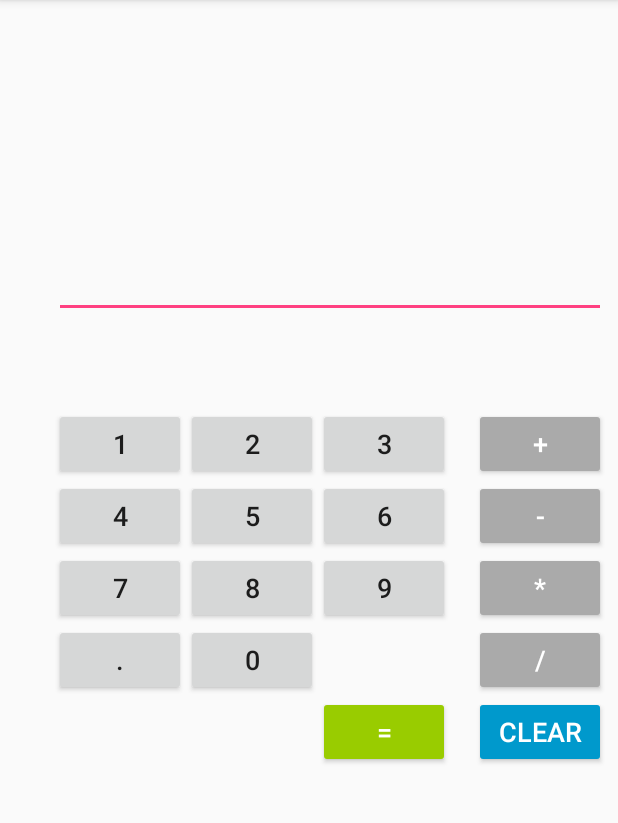
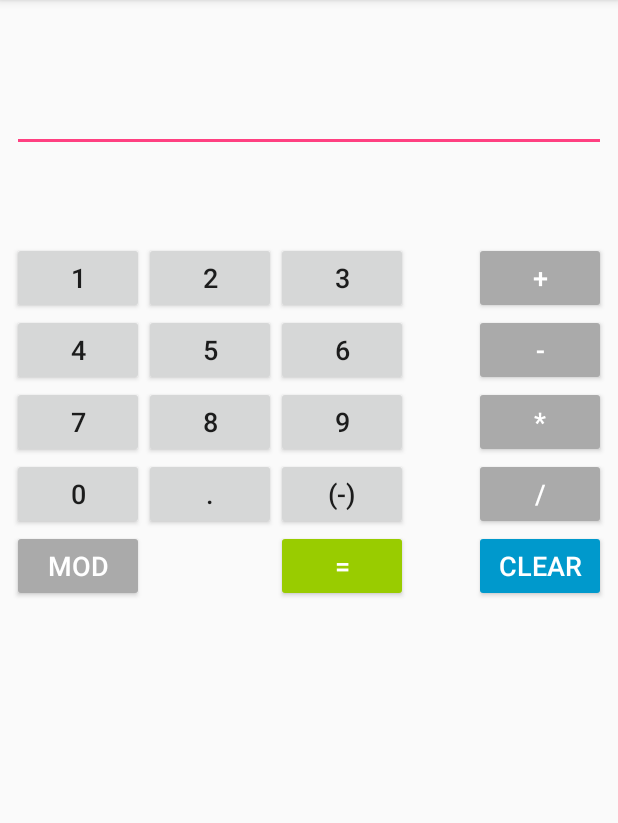
Before and after one commit to Master-Chaos/2018-09-24_Calculator, an Android app: the screen it shows after launch (MainActivity), on a phone screen of 412 x 824 dp, the part 84-907 px from its top. Run offline under Robolectric (Android 15) with nearby library versions, the phone set to English and light mode, and no system bars.

Commit message:
Version 1.1
- display calculation
- add function mod
- add function (-)

Note: ToDo fix negative modulo and negative sign bugs

```diff
--- a/app/src/main/java/at/ac/fhstp/calculator/MainActivity.java
+++ b/app/src/main/java/at/ac/fhstp/calculator/MainActivity.java
@@ -1,12 +1,16 @@
 package at.ac.fhstp.calculator;
+
 import android.support.v7.app.AppCompatActivity;
 import android.os.Bundle;
 import android.util.Log;
 import android.view.View;
 import android.widget.Button;
 import android.widget.EditText;
+import android.widget.TextView;
+
 public class MainActivity extends AppCompatActivity {
     private final static String TAG = "MainActivity";
+
     //CREATE ALL BUTTONS OBJECTS FOR USER OPERATIONS
     Button btn_0;
     Button btn_1;
@@ -25,8 +29,13 @@ public class MainActivity extends AppCompatActivity {
     Button btn_calc;
     Button btn_dec;
     Button btn_clear;
+    Button btn_mod;
+    Button btn_sign;
+
     //CREATE OBJECTS EDIT TEXT
     EditText ed1;
+    TextView textView1; //TEXTVIEW FOR DISPLAY CALCULATION
+
     //CREATE FLOAT OBJECTS FOR STORE DIGITS
     float flo_value1;
     float flo_value2;
@@ -36,11 +45,15 @@ public class MainActivity extends AppCompatActivity {
     boolean bool_subtract;
     boolean bool_multiplication;
     boolean bool_division;
+    boolean bool_mod;
+
     @Override
     protected void onCreate(Bundle savedInstanceState) {
         super.onCreate(savedInstanceState);  //CREATE APP INSTANT
         setContentView(R.layout.activity_main);
+
         Log.i(TAG, "onCreate()"); //OUTPUT MESSAGE TO LOGCAT FOR LOG IT - LOGLEVELTYPE: i = INFO
+
         //FETCH ALL VALUES FROM DESIGN AND ASSIGN IT TO THE CREATED OBJECTS
         btn_0 = findViewById(R.id.btn_0);
         btn_1 = findViewById(R.id.btn_1);
@@ -59,7 +72,11 @@ public class MainActivity extends AppCompatActivity {
         btn_dec = findViewById(R.id.btn_dec);
         btn_calc = findViewById(R.id.btn_calc);
         btn_clear = findViewById(R.id.btn_clear);
+        btn_mod = findViewById(R.id.btn_mod);
+        btn_sign = findViewById(R.id.btn_sign);
         ed1 = findViewById(R.id.edText1);
+        textView1 = findViewById(R.id.textView);
+
         //CHANGE VALUE OF EDITTEXT BY PRESSING THE BUTTON
         btn_0.setOnClickListener(new View.OnClickListener() { //CREATE A ONCLICKLISTENER FOR BUTTON 0
             @Override
@@ -67,137 +84,191 @@ public class MainActivity extends AppCompatActivity {
                 ed1.setText(ed1.getText()+"0"); //ADD A DIGIT TO NUMBER; AT STARTVALUE IS NULL AND THEN ADD 0
             }
         });
+
         btn_1.setOnClickListener(new View.OnClickListener() { //CREATE A ONCLICKLISTENER FOR BUTTON 1
             @Override
             public void onClick(View v) { //FUNCTION FOR PRESSING BUTTON 1
                 ed1.setText(ed1.getText()+"1"); //ADD A DIGIT TO NUMBER; AT STARTVALUE IS NULL AND THEN ADD 1
             }
         });
+
         btn_2.setOnClickListener(new View.OnClickListener() { //CREATE A ONCLICKLISTENER FOR BUTTON 2
             @Override
             public void onClick(View v) { //FUNCTION FOR PRESSING BUTTON 2
                 ed1.setText(ed1.getText()+"2"); //ADD A DIGIT TO NUMBER; AT STARTVALUE IS NULL AND THEN ADD 2
             }
         });
+
         btn_3.setOnClickListener(new View.OnClickListener() { //CREATE A ONCLICKLISTENER FOR BUTTON 3
             @Override
             public void onClick(View v) { //FUNCTION FOR PRESSING BUTTON 3
                 ed1.setText(ed1.getText()+"3"); //ADD A DIGIT TO NUMBER; AT STARTVALUE IS NULL AND THEN ADD 3
             }
         });
+
         btn_4.setOnClickListener(new View.OnClickListener() { //CREATE A ONCLICKLISTENER FOR BUTTON 4
             @Override
             public void onClick(View v) { //FUNCTION FOR PRESSING BUTTON 4
                 ed1.setText(ed1.getText()+"4"); //ADD A DIGIT TO NUMBER; AT STARTVALUE IS NULL AND THEN ADD 4
             }
         });
+
         btn_5.setOnClickListener(new View.OnClickListener() { //CREATE A ONCLICKLISTENER FOR BUTTON 5
             @Override
             public void onClick(View v) { //FUNCTION FOR PRESSING BUTTON 5
                 ed1.setText(ed1.getText()+"5"); //ADD A DIGIT TO NUMBER; AT STARTVALUE IS NULL AND THEN ADD 5
             }
         });
+
         btn_6.setOnClickListener(new View.OnClickListener() { //CREATE A ONCLICKLISTENER FOR BUTTON 6
             @Override
             public void onClick(View v) { //FUNCTION FOR PRESSING BUTTON 6
                 ed1.setText(ed1.getText()+"6"); //ADD A DIGIT TO NUMBER; AT STARTVALUE IS NULL AND THEN ADD 6
             }
         });
+
         btn_7.setOnClickListener(new View.OnClickListener() { //CREATE A ONCLICKLISTENER FOR BUTTON 7
             @Override
             public void onClick(View v) { //FUNCTION FOR PRESSING BUTTON 7
                 ed1.setText(ed1.getText()+"7"); //ADD A DIGIT TO NUMBER; AT STARTVALUE IS NULL AND THEN ADD 7
             }
         });
+
         btn_8.setOnClickListener(new View.OnClickListener() { //CREATE A ONCLICKLISTENER FOR BUTTON 8
             @Override
             public void onClick(View v) { //FUNCTION FOR PRESSING BUTTON 8
                 ed1.setText(ed1.getText()+"8"); //ADD A DIGIT TO NUMBER; AT STARTVALUE IS NULL AND THEN ADD 8
             }
         });
+
         btn_9.setOnClickListener(new View.OnClickListener() { //CREATE A ONCLICKLISTENER FOR BUTTON 9
             @Override
             public void onClick(View v) { //FUNCTION FOR PRESSING BUTTON 9
                 ed1.setText(ed1.getText()+"9"); //ADD A DIGIT TO NUMBER; AT STARTVALUE IS NULL AND THEN ADD 9
             }
         });
+
         btn_dec.setOnClickListener(new View.OnClickListener() { //CREATE A ONCLICKLISTENER FOR BUTTON .
             @Override
             public void onClick(View v) { //FUNCTION FOR PRESSING BUTTON .
                 ed1.setText(ed1.getText()+"."); //ADD A DIGIT TO NUMBER; AT STARTVALUE IS NULL AND THEN ADD .
             }
         });
+
+        btn_sign.setOnClickListener(new View.OnClickListener() { //CREATE A ONCLICKLISTENER FOR BUTTON (-)
+            @Override
+            public void onClick(View v) { //FUNCTION FOR PRESSING BUTTON (-)
+                ed1.setText(ed1.getText()+"-"); //ADD A DIGIT TO NUMBER; AT STARTVALUE IS NULL AND THEN ADD (-)
+            }
+        });
+
         //CREATE FUNTIONAL BUTTONS
         btn_add.setOnClickListener(new View.OnClickListener() { //CREATE A ONCLICKLISTENER FOR BUTTON +
             @Override
             public void onClick(View v) {
                 flo_value1 = Float.parseFloat(ed1.getText() + ""); //SAVE FIRST NUMBER TO VARIABLE
+                textView1.setText(flo_value1 + " + "); //DISPLAY CALCULATION
                 bool_addition = true ; //SET ADDITION TO TRUE; BECAUSE THE ADDITION BUTTON WAS PRESSED
                 ed1.setText(null); //CLEAR EDITTEXT FOR READ IN THE SECOND NUMBER
             }
         });
+
         btn_sub.setOnClickListener(new View.OnClickListener() { //CREATE A ONCLICKLISTENER FOR BUTTON -
             @Override
             public void onClick(View v) {
                 flo_value1 = Float.parseFloat(ed1.getText() + ""); //SAVE FIRST NUMBER TO VARIABLE
+                textView1.setText(flo_value1 + " - "); //DISPLAY CALCULATION
                 bool_subtract = true ; //SET SUBTRACTION TO TRUE; BECAUSE THE SUBTRACTION BUTTON WAS PRESSED
                 ed1.setText(null); //CLEAR EDITTEXT FOR READ IN THE SECOND NUMBER
             }
         });
+
         btn_mul.setOnClickListener(new View.OnClickListener() { //CREATE A ONCLICKLISTENER FOR BUTTON *
             @Override
             public void onClick(View v) {
                 flo_value1 = Float.parseFloat(ed1.getText() + ""); //SAVE FIRST NUMBER TO VARIABLE
+                textView1.setText(flo_value1 + " * "); //DISPLAY CALCULATION
                 bool_multiplication = true ; //SET MULTIPLICATION TO TRUE; BECAUSE THE MULTIPLICATION BUTTON WAS PRESSED
                 ed1.setText(null); //CLEAR EDITTEXT FOR READ IN THE SECOND NUMBER
             }
         });
+
         btn_div.setOnClickListener(new View.OnClickListener() { //CREATE A ONCLICKLISTENER FOR BUTTON /
             @Override
             public void onClick(View v) {
                 flo_value1 = Float.parseFloat(ed1.getText() + ""); //SAVE FIRST NUMBER TO VARIABLE
+                textView1.setText(flo_value1 + " / "); //DISPLAY CALCULATION
                 bool_division = true ; //SET DIVISION TO TRUE; BECAUSE THE DIVISION BUTTON WAS PRESSED
                 ed1.setText(null); //CLEAR EDITTEXT FOR READ IN THE SECOND NUMBER
             }
         });
+
+        btn_mod.setOnClickListener(new View.OnClickListener() { //CREATE A ONCLICKLISTENER FOR BUTTON MOD
+            @Override
+            public void onClick(View v) {
+                flo_value1 = Float.parseFloat(ed1.getText() + ""); //SAVE FIRST NUMBER TO VARIABLE
+                textView1.setText(flo_value1 + " MOD "); //DISPLAY CALCULATION
+                bool_mod = true ; //SET MODULO TO TRUE; BECAUSE THE MODULO BUTTON WAS PRESSED
+                ed1.setText(null); //CLEAR EDITTEXT FOR READ IN THE SECOND NUMBER
+            }
+        });
+
         //CALCULATING THE FUNCTIONALITY OF THE CALCULATOR
         btn_calc.setOnClickListener(new View.OnClickListener() { //CREATE A ONCLICKLISTENER FOR BUTTON =
             @Override
             public void onClick(View v) {
                 flo_value2 = Float.parseFloat(ed1.getText() + "");  //SAVE FIRST SECOND TO VARIABLE
+
                 if (bool_addition == true){ //CHECK IF ADDITION BUTTON WAS PRESSED
+                    textView1.setText(flo_value1 + " + " + flo_value2 + " = "); //DISPLAY CALCULATION
                     ed1.setText(flo_value1 + flo_value2 +""); //DO ADDITION OPERATION OF FIRST NUMBER AND SECOND NUMBER
                     bool_addition = false;
                 }
+
                 if (bool_subtract == true){ //CHECK IF SUBTRACTION BUTTON WAS PRESSED
+                    textView1.setText(flo_value1 + " - " + flo_value2 + " = "); //DISPLAY CALCULATION
                     ed1.setText(flo_value1 - flo_value2 +""); //DO SUBTRACTION OPERATION OF FIRST NUMBER AND SECOND NUMBER
                     bool_subtract = false;
                 }
+
                 if (bool_multiplication == true){ //CHECK IF MULTIPLICATION BUTTON WAS PRESSED
+                    textView1.setText(flo_value1 + " * " + flo_value2 + " = "); //DISPLAY CALCULATION
                     ed1.setText(flo_value1 * flo_value2 +""); //DO MULTIPLICATION OPERATION OF FIRST NUMBER AND SECOND NUMBER
                     bool_multiplication = false;
                 }
+
                 if (bool_division == true){ //CHECK IF DIVISION BUTTON WAS PRESSED
+                    textView1.setText(flo_value1 + " / " + flo_value2 + " = "); //DISPLAY CALCULATION
                     ed1.setText(flo_value1 / flo_value2 +""); //DO DIVISION OPERATION OF FIRST NUMBER AND SECOND NUMBER
                     bool_division = false;
                 }
+
+                if (bool_mod == true){ //CHECK IF MODULO BUTTON WAS PRESSED
+                    textView1.setText(flo_value1 + " / " + flo_value2 + " = "); //DISPLAY CALCULATION
+                    ed1.setText(flo_value1 % flo_value2 +""); //DO MODULO OPERATION OF FIRST NUMBER AND SECOND NUMBER
+                    bool_mod = false;
+                }
             }
         });
+
         //FUNCTION FOR CLEAR
         btn_clear.setOnClickListener(new View.OnClickListener() { //CREATE A ONCLICKLISTENER FOR BUTTON CLEAR
             @Override
             public void onClick(View v) {
+                textView1.setText(""); //CLEAR CALCULATION ON DISPLAY
                 ed1.setText(""); //CLEAR EDITTEXT
                 flo_value1 = 0.0f; //SET FIRST NUMBER TO 0.0
                 flo_value2 = 0.0f; //SET SECOND NUMBER TO 0.0
             }
         });
     }
+
     @Override
     protected void onResume() {
         super.onResume(); //GO BACK TO APP INSTANT
         Log.i(TAG, "onResume"); //OUTPUT MESSAGE TO LOGCAT FOR LOG IT - LOGLEVELTYPE: i = INFO
     }
+
     @Override
     protected void onDestroy() {
         super.onDestroy(); //END THE APP INSTANT IS STOP IT
--- a/app/src/main/res/layout/activity_main.xml
+++ b/app/src/main/res/layout/activity_main.xml
@@ -4,16 +4,31 @@
     xmlns:tools="http://schemas.android.com/tools"
     android:layout_width="match_parent"
     android:layout_height="match_parent"
-    tools:context="at.ac.fhstp.calculator.MainActivity">
+    tools:context="at.ac.fhstp.calculator.MainActivity"
+    tools:layout_editor_absoluteY="25dp">
+
     <RelativeLayout
-        android:layout_width="368dp"
-        android:layout_height="495dp"
+        android:layout_width="match_parent"
+        android:layout_height="match_parent"
         android:layout_marginBottom="8dp"
         android:layout_marginEnd="8dp"
+        android:layout_marginLeft="8dp"
+        android:layout_marginStart="8dp"
         android:layout_marginTop="8dp"
         app:layout_constraintBottom_toBottomOf="parent"
         app:layout_constraintEnd_toEndOf="parent"
-        app:layout_constraintTop_toTopOf="parent">
+        app:layout_constraintHorizontal_bias="0.0"
+        app:layout_constraintStart_toStartOf="parent"
+        app:layout_constraintTop_toTopOf="parent"
+        app:layout_constraintVertical_bias="0.0">
+
+        <TextView
+            android:id="@+id/textView"
+            android:layout_width="match_parent"
+            android:layout_height="40dp"
+            android:textColor="@color/colorPrimaryDark"
+            android:textScaleX="2" />
+
         <Button
             android:id="@+id/btn_1"
             android:layout_width="wrap_content"
@@ -25,15 +40,24 @@
             android:onClick="onClick"
             android:text="1"
             android:textSize="18sp" />
+
         <Button
             android:id="@+id/btn_0"
             android:layout_width="wrap_content"
             android:layout_height="wrap_content"
-            android:layout_below="@+id/btn_8"
-            android:layout_toEndOf="@+id/btn_7"
-            android:layout_toRightOf="@+id/btn_7"
+            android:layout_below="@+id/btn_9"
             android:text="0"
             android:textSize="18sp" />
+
+        <Button
+            android:id="@+id/btn_sign"
+            android:layout_width="wrap_content"
+            android:layout_height="wrap_content"
+            android:layout_alignStart="@+id/btn_9"
+            android:layout_alignTop="@+id/btn_0"
+            android:text="(-)"
+            android:textSize="18sp" />
+
         <Button
             android:id="@+id/btn_9"
             android:layout_width="wrap_content"
@@ -43,6 +67,7 @@
             android:layout_toRightOf="@+id/btn_5"
             android:text="9"
             android:textSize="18sp" />
+
         <Button
             android:id="@+id/btn_8"
             android:layout_width="wrap_content"
@@ -52,6 +77,7 @@
             android:layout_toRightOf="@+id/btn_7"
             android:text="8"
             android:textSize="18sp" />
+
         <Button
             android:id="@+id/btn_7"
             android:layout_width="wrap_content"
@@ -61,6 +87,7 @@
             android:layout_below="@+id/btn_4"
             android:text="7"
             android:textSize="18sp" />
+
         <Button
             android:id="@+id/btn_6"
             android:layout_width="wrap_content"
@@ -71,6 +98,7 @@
             android:layout_toRightOf="@+id/btn_5"
             android:text="6"
             android:textSize="18sp" />
+
         <Button
             android:id="@+id/btn_5"
             android:layout_width="wrap_content"
@@ -80,6 +108,7 @@
             android:layout_toRightOf="@+id/btn_4"
             android:text="5"
             android:textSize="18sp" />
+
         <Button
             android:id="@+id/btn_4"
             android:layout_width="wrap_content"
@@ -89,6 +118,7 @@
             android:layout_below="@+id/btn_1"
             android:text="4"
             android:textSize="18sp" />
+
         <Button
             android:id="@+id/btn_3"
             android:layout_width="wrap_content"
@@ -99,6 +129,7 @@
             android:layout_toRightOf="@+id/btn_2"
             android:text="3"
             android:textSize="18sp" />
+
         <Button
             android:id="@+id/btn_2"
             android:layout_width="wrap_content"
@@ -109,6 +140,7 @@
             android:layout_toRightOf="@+id/btn_1"
             android:text="2"
             android:textSize="18sp" />
+
         <Button
             android:id="@+id/btn_Add"
             android:layout_width="wrap_content"
@@ -120,6 +152,17 @@
             android:text="+"
             android:textColor="@android:color/background_light"
             android:textSize="18sp" />
+
+        <Button
+            android:id="@+id/btn_mod"
+            android:layout_width="wrap_content"
+            android:layout_height="wrap_content"
+            android:layout_below="@+id/btn_0"
+            android:backgroundTint="@android:color/darker_gray"
+            android:text="MOD"
+            android:textColor="@android:color/background_light"
+            android:textSize="18sp" />
+
         <Button
             android:id="@+id/btn_Sub"
             android:layout_width="wrap_content"
@@ -131,6 +174,7 @@
             android:text="-"
             android:textColor="@android:color/background_light"
             android:textSize="18sp" />
+
         <Button
             android:id="@+id/btn_Mul"
             android:layout_width="wrap_content"
@@ -142,6 +186,7 @@
             android:text="*"
             android:textColor="@android:color/background_light"
             android:textSize="18sp" />
+
         <Button
             android:id="@+id/btn_Div"
             android:layout_width="wrap_content"
@@ -153,6 +198,7 @@
             android:text="/"
             android:textColor="@android:color/background_light"
             android:textSize="18sp" />
+
         <EditText
             android:id="@+id/edText1"
             android:layout_width="wrap_content"
@@ -162,31 +208,32 @@
             android:layout_alignParentRight="true"
             android:layout_alignParentStart="true"
             android:layout_alignParentTop="true"
-            android:layout_marginTop="22dp"
+            android:layout_marginTop="40dp"
             android:ems="10"
             android:inputType="textPersonName"
             android:textAlignment="textEnd"
             android:textSize="24sp" />
+
         <Button
             android:id="@+id/btn_calc"
             android:layout_width="wrap_content"
             android:layout_height="wrap_content"
+            android:layout_alignStart="@+id/btn_9"
             android:layout_below="@+id/btn_0"
-            android:layout_toEndOf="@+id/btn_0"
-            android:layout_toRightOf="@+id/btn_0"
             android:backgroundTint="@android:color/holo_green_light"
             android:text="="
             android:textColor="@android:color/background_light"
             android:textSize="18sp" />
+
         <Button
             android:id="@+id/btn_dec"
             android:layout_width="wrap_content"
             android:layout_height="wrap_content"
-            android:layout_below="@+id/btn_7"
-            android:layout_toLeftOf="@+id/btn_8"
-            android:layout_toStartOf="@+id/btn_8"
+            android:layout_alignTop="@+id/btn_0"
+            android:layout_toEndOf="@+id/btn_1"
             android:text="."
             android:textSize="18sp" />
+
         <Button
             android:id="@+id/btn_clear"
             android:layout_width="wrap_content"
@@ -198,5 +245,7 @@
             android:text="clear"
             android:textColor="@android:color/background_light"
             android:textSize="18sp" />
+
     </RelativeLayout>
+
 </android.support.constraint.ConstraintLayout>
```
